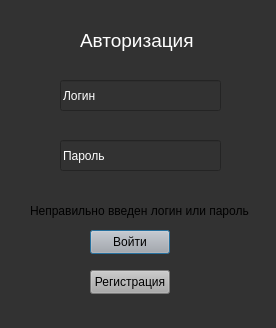
This is autorization.ui in artik0811/ud_kursach as Qt 5 draws it before an edit. The edited form follows.
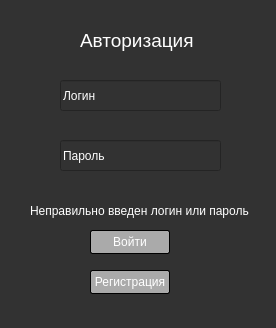
This is the edited form.

Patch:
```diff
--- a/autorization.ui
+++ b/autorization.ui
@@ -26,7 +26,17 @@
     </rect>
    </property>
    <property name="styleSheet">
-    <string notr="true">background-color: rgb(179,170,170)</string>
+    <string notr="true">QPushButton{padding:4px;
+    color: #fff;
+    border-radius: 2px;
+    border: 1px solid #000000;
+    background-color: rgb(170,170,170);
+}
+QPushButton:pressed {
+    color: #111;
+    background: #fff;
+}
+</string>
    </property>
    <property name="text">
     <string>Войти</string>
@@ -97,6 +107,9 @@
      <height>21</height>
     </rect>
    </property>
+   <property name="styleSheet">
+    <string notr="true">color: rgb(255,255,255)</string>
+   </property>
    <property name="text">
     <string>Неправильно введен логин или пароль</string>
    </property>
@@ -111,7 +124,17 @@
     </rect>
    </property>
    <property name="styleSheet">
-    <string notr="true">background-color: rgb(170,170,170)</string>
+    <string notr="true">QPushButton{padding:4px;
+    color: #fff;
+    border-radius: 2px;
+    border: 1px solid #000000;
+    background-color: rgb(170,170,170);
+}
+QPushButton:pressed {
+    color: #111;
+    background: #fff;
+}
+</string>
    </property>
    <property name="text">
     <string>Регистрация</string>
```
